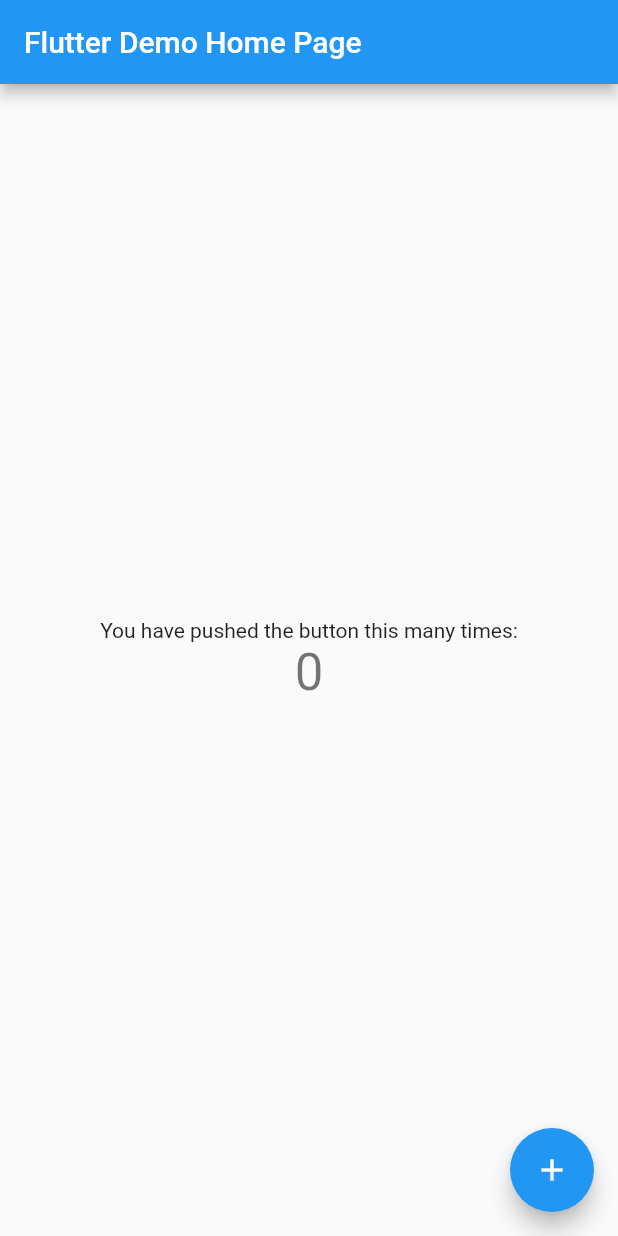
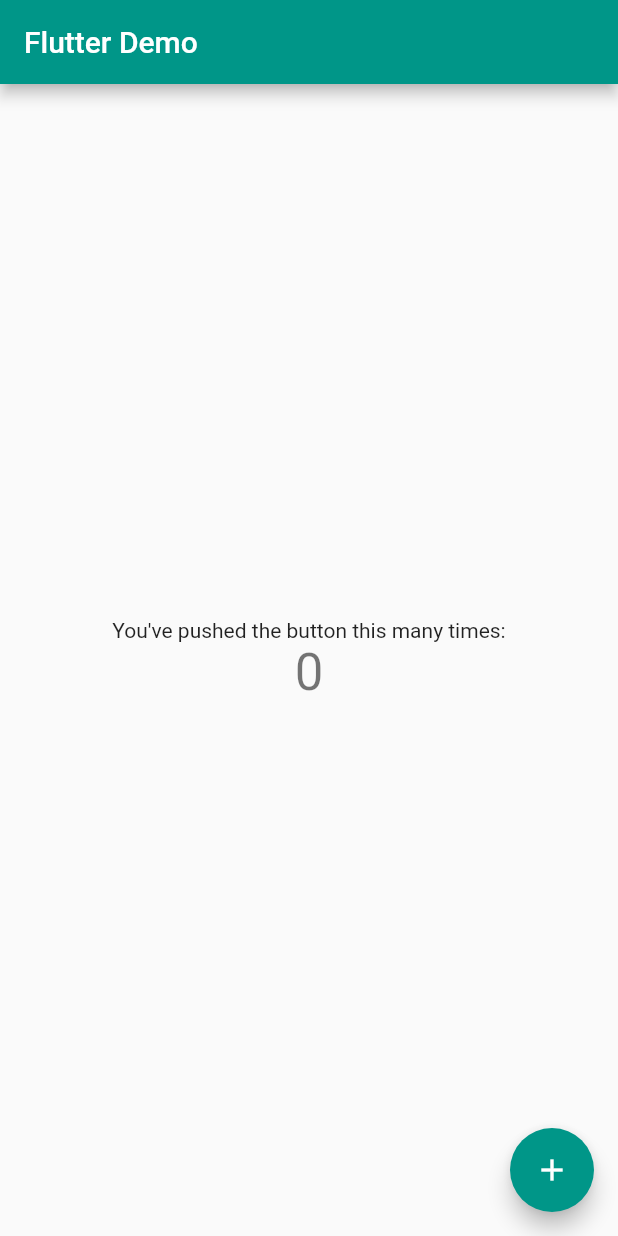
Before and after one commit to mrghevariya106/mywaylearn, a Flutter app: the screen it shows after launch, on a phone screen of 412 x 824 dp. Run offline on Flutter 3.47's test engine with Material 2 defaults, Android fonts, the phone set to English and light mode, and no system bars; our stand-ins replace firebase_core; missing offline and left inert: cloud_firestore_web, firebase_analytics_web, firebase_auth_web, firebase_core_web; accounts and stored records are empty.

Commit message:
Small changes for example

```diff
--- a/lib/main.dart
+++ b/lib/main.dart
@@ -1,22 +1,15 @@
 import 'package:flutter/material.dart';
 
 void main() {
-  runApp(const MyApp());
+  runApp( MaterialApp(
+      title: 'Flutter Demo',
+      theme: ThemeData(
+        primarySwatch: Colors.teal,
+      ),
+      home: const MyHomePage(title: 'Flutter Demo'),
+    ));
 }
 
-class MyApp extends StatelessWidget {
-  const MyApp({Key? key}) : super(key: key);
-  @override
-  Widget build(BuildContext context) {
-    return MaterialApp(
-      title: 'Flutter Demo',
-      theme: ThemeData(
-        primarySwatch: Colors.blue,
-      ),
-      home: const MyHomePage(title: 'Flutter Demo Home Page'),
-    );
-  }
-}
 
 class MyHomePage extends StatefulWidget {
   const MyHomePage({Key? key, required this.title}) : super(key: key);
@@ -47,7 +40,7 @@ class _MyHomePageState extends State<MyHomePage> {
           mainAxisAlignment: MainAxisAlignment.center,
           children: <Widget>[
             const Text(
-              'You have pushed the button this many times:',
+              "You've pushed the button this many times:",
             ),
             Text(
               '$_counter',
```
